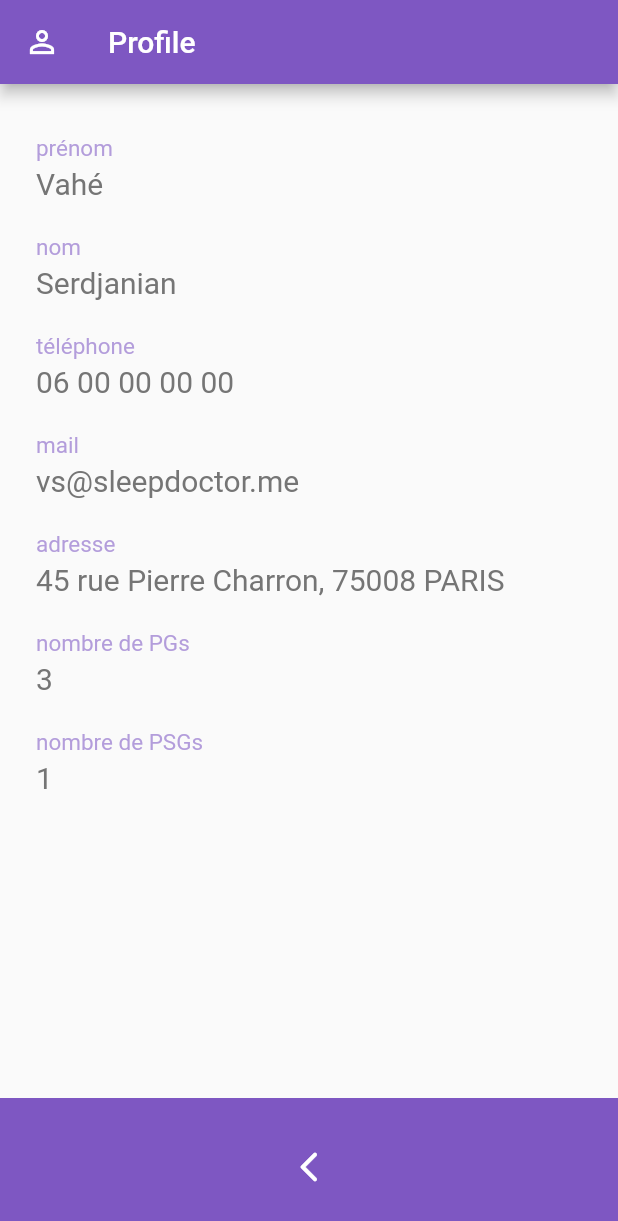
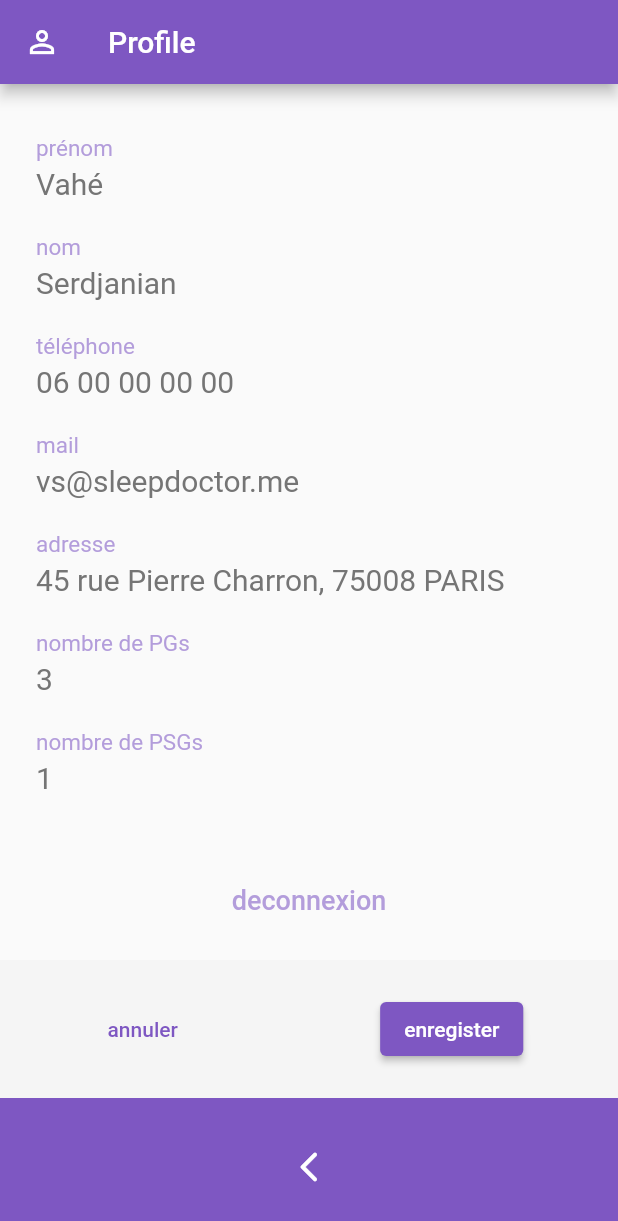
Before and after one commit to GreatPy/sd_tech_app, a Flutter app: the Profile screen opened directly, on a phone screen of 412 x 824 dp. Shown: the top 1221 px of the screen. Run offline on Flutter 3.47's test engine with Material 2 defaults, Android fonts, the phone set to English and light mode, and no system bars; drawn by our look-alikes of keyboard_dismisser.

Commit message:
profile footer designe set

```diff
--- a/lib/Screens/filters.dart
+++ b/lib/Screens/filters.dart
@@ -15,6 +15,8 @@ class Filters extends StatelessWidget {
           content: Center(child: Text("FILTRES")),
           footer: Footer(
             icons: [Screen.planning],
+            needsDeconexion: false,
+            needsValidation: false,
           ),
         ));
   }
--- a/lib/Screens/profile.dart
+++ b/lib/Screens/profile.dart
@@ -6,8 +6,7 @@ import 'package:sd_tech/models/enums/label.dart';
 import 'package:sd_tech/widgets/generals/Footer/footer.dart';
 import 'package:sd_tech/widgets/generals/header.dart';
 import 'package:sd_tech/widgets/generals/body.dart';
-import 'package:sd_tech/widgets/profile/input.dart';
-import 'package:sd_tech/widgets/profile/validation_footer.dart';
+import 'package:sd_tech/widgets/profile/tech_input.dart';
 
 class Profile extends StatefulWidget {
   const Profile({super.key});
@@ -22,7 +21,8 @@ class _ProfileState extends State<Profile> {
   @override
   void initState() {
     super.initState();
-    footerContent = const Footer(icons: [Screen.planning]);
+    footerContent = const Footer(
+        icons: [Screen.planning], needsDeconexion: true, needsValidation: true);
   }
 
   void toggleFooter() {
@@ -32,7 +32,10 @@ class _ProfileState extends State<Profile> {
         return;
       }
       if (footerContent == null) {
-        footerContent = const Footer(icons: [Screen.planning]);
+        footerContent = const Footer(
+            icons: [Screen.planning],
+            needsDeconexion: true,
+            needsValidation: true);
         return;
       }
     });
@@ -47,13 +50,16 @@ class _ProfileState extends State<Profile> {
           key: _formKey,
           child: Column(
             children: [
-              Input(label: Label.firstname, tech: vahe, onFocus: toggleFooter),
-              Input(label: Label.lastname, tech: vahe, onFocus: toggleFooter),
-              Input(label: Label.phone, tech: vahe, onFocus: toggleFooter),
-              Input(label: Label.mail, tech: vahe, onFocus: toggleFooter),
-              Input(label: Label.address, tech: vahe, onFocus: toggleFooter),
-              Input(label: Label.pg, tech: vahe, onFocus: toggleFooter),
-              Input(label: Label.psg, tech: vahe, onFocus: toggleFooter),
+              TechInput(
+                  label: Label.firstname, tech: vahe, onFocus: toggleFooter),
+              TechInput(
+                  label: Label.lastname, tech: vahe, onFocus: toggleFooter),
+              TechInput(label: Label.phone, tech: vahe, onFocus: toggleFooter),
+              TechInput(label: Label.mail, tech: vahe, onFocus: toggleFooter),
+              TechInput(
+                  label: Label.address, tech: vahe, onFocus: toggleFooter),
+              TechInput(label: Label.pg, tech: vahe, onFocus: toggleFooter),
+              TechInput(label: Label.psg, tech: vahe, onFocus: toggleFooter),
             ],
           ),
         ),
--- a/lib/Screens/today.dart
+++ b/lib/Screens/today.dart
@@ -15,6 +15,8 @@ class Today extends StatelessWidget {
           content: Center(child: Text("AUJOIURD'HUI")),
           footer: Footer(
             icons: [Screen.planning],
+            needsDeconexion: false,
+            needsValidation: false,
           ),
         ));
   }
--- a/lib/main.dart
+++ b/lib/main.dart
@@ -24,6 +24,8 @@ void main() {
                 Screen.filters,
                 Screen.today
               ],
+              needsDeconexion: false,
+              needsValidation: false,
             ),
           ),
         ),
--- a/lib/widgets/generals/Footer/footer.dart
+++ b/lib/widgets/generals/Footer/footer.dart
@@ -1,5 +1,7 @@
 import 'package:flutter/material.dart';
 import 'package:sd_tech/models/styles.dart';
+import 'package:sd_tech/widgets/profile/deconexion.dart';
+import 'package:sd_tech/widgets/profile/validation_footer.dart';
 import 'package:sd_tech/widgets/generals/Footer/footer_icon.dart';
 import 'package:sd_tech/models/enums/screen.dart';
 
@@ -7,12 +9,23 @@ class Footer extends StatelessWidget {
   const Footer({
     super.key,
     required this.icons,
+    required this.needsValidation,
+    required this.needsDeconexion,
   });
   final List<Screen> icons;
+  final bool needsValidation;
+  final bool needsDeconexion;
 
   @override
   Widget build(BuildContext context) {
-    return Container(
+    Widget deconexion = needsDeconexion ? const Deconexion() : const SizedBox();
+    Widget validation =
+        needsValidation ? const ValidationFooter() : const SizedBox();
+    return Column(
+      children: [
+        deconexion,
+        validation,
+        Container(
           height: 92,
           // width: double.infinity,
           color: primaryColor,
@@ -24,6 +37,8 @@ class Footer extends StatelessWidget {
               for (var icon in icons) FooterIcon(icon: icon)
             ],
           ),
+        ),
+      ],
     );
 
     //purple footer:
--- /dev/null
+++ b/lib/widgets/profile/deconexion.dart
@@ -0,0 +1,21 @@
+import 'package:flutter/material.dart';
+import 'package:sd_tech/models/styles.dart';
+
+class Deconexion extends StatelessWidget {
+  const Deconexion({super.key});
+
+  @override
+  Widget build(BuildContext context) {
+    return Center(
+        child: Padding(
+      padding: const EdgeInsets.all(16),
+      child: TextButton(
+        onPressed: () {},
+        child: Text(
+          "deconnexion",
+          style: TextStyle(color: primaryColorLigth, fontSize: 18),
+        ),
+      ),
+    ));
+  }
+}
--- a/lib/widgets/profile/input.dart
+++ b/lib/widgets/profile/tech_input.dart
@@ -4,8 +4,8 @@ import 'package:sd_tech/models/styles.dart';
 import 'package:sd_tech/models/tech.dart';
 import 'package:sd_tech/models/enums/label.dart';
 
-class Input extends StatefulWidget {
-  const Input(
+class TechInput extends StatefulWidget {
+  const TechInput(
       {super.key,
       required this.label,
       required this.tech,
@@ -15,10 +15,10 @@ class Input extends StatefulWidget {
   final void Function() onFocus;
 
   @override
-  State<Input> createState() => _InputState();
+  State<TechInput> createState() => _TechInputState();
 }
 
-class _InputState extends State<Input> {
+class _TechInputState extends State<TechInput> {
   final _focusNode = FocusNode();
 
   @override
```
Also changed, not shown: lib/Screens/search.dart (+8 -1 lines), lib/widgets/search/search_input.dart (renamed from lib/widgets/search/search_form.dart, +4 -4 lines). Lines whose indentation alone changed are shown as unchanged.
